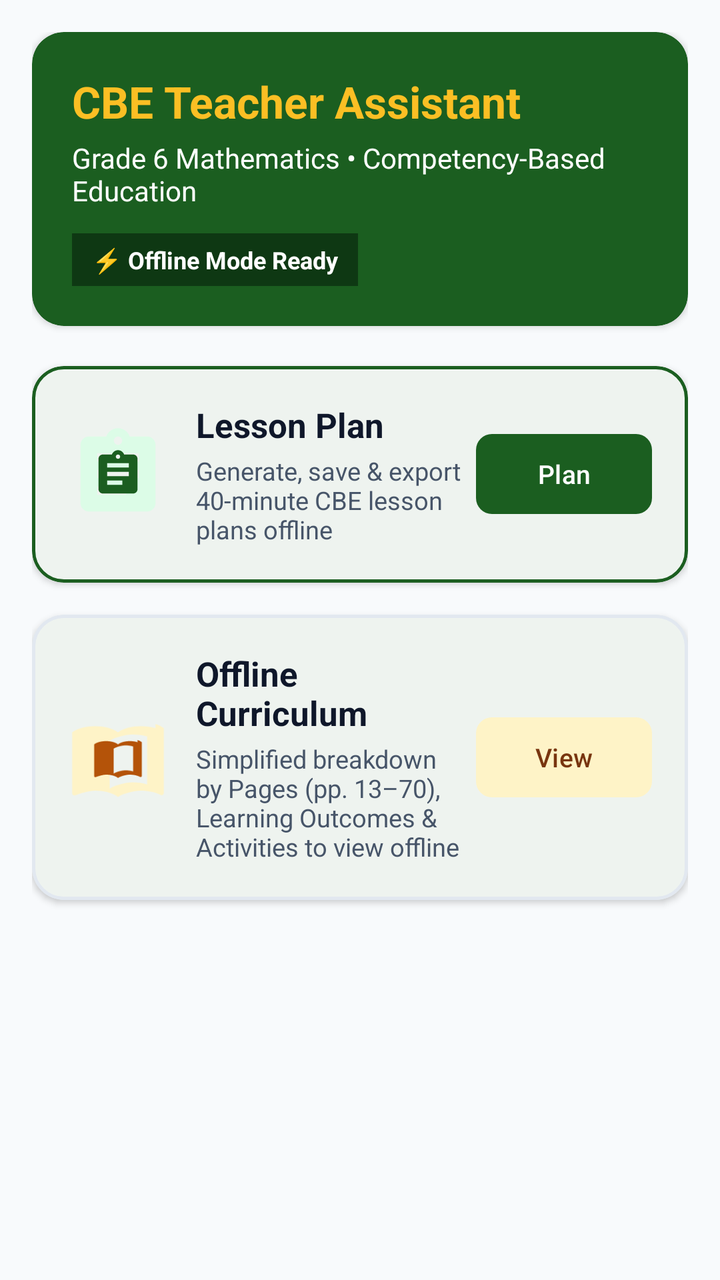
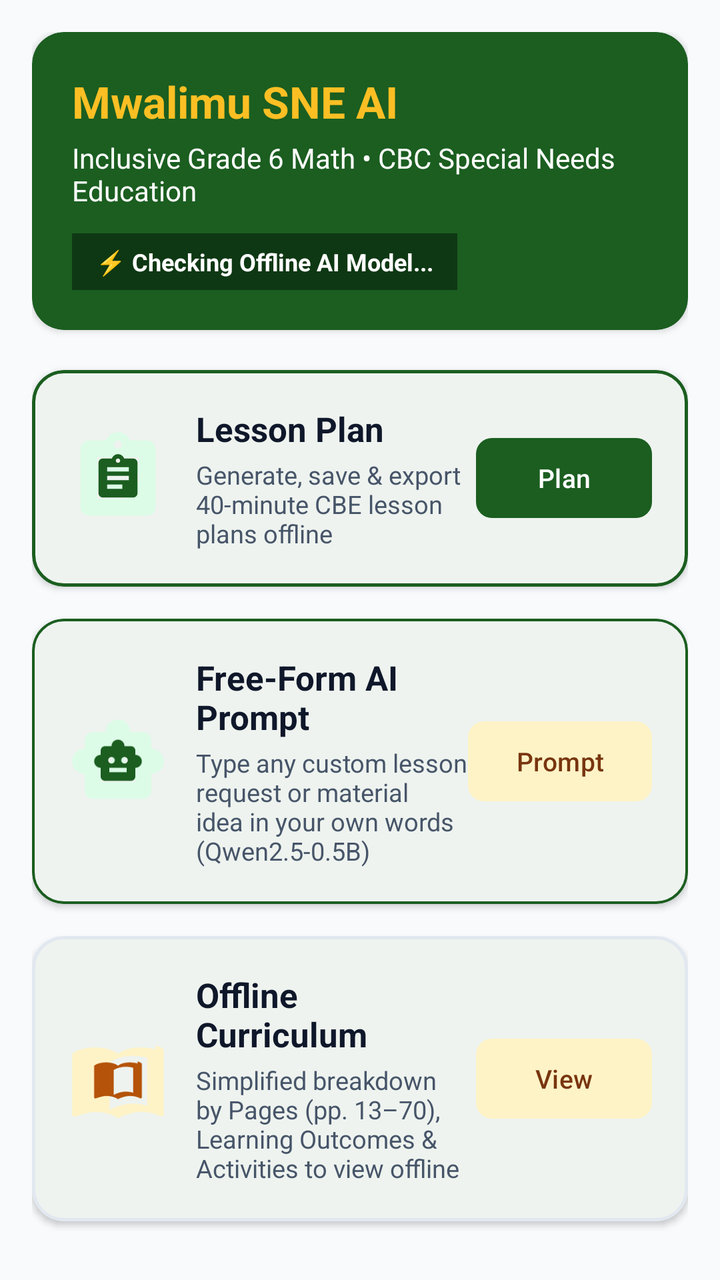

An Android layout rendered at two revisions. The XML below is the earlier revision; the diff shows what the commit changed to produce the second picture.
<!-- AndroidManifest.xml: application theme Theme.MwalimuAI -->
<!-- res/layout/fragment_home.xml -->
<?xml version="1.0" encoding="utf-8"?>
<androidx.core.widget.NestedScrollView xmlns:android="http://schemas.android.com/apk/res/android"
    xmlns:app="http://schemas.android.com/apk/res-auto"
    android:layout_width="match_parent"
    android:layout_height="match_parent"
    android:background="@color/background"
    android:fillViewport="true">

    <LinearLayout
        android:layout_width="match_parent"
        android:layout_height="wrap_content"
        android:orientation="vertical"
        android:padding="16dp">

        
        <com.google.android.material.card.MaterialCardView
            android:layout_width="match_parent"
            android:layout_height="wrap_content"
            android:layout_marginBottom="20dp"
            app:cardBackgroundColor="@color/primary"
            app:cardCornerRadius="16dp"
            app:cardElevation="2dp"
            app:strokeWidth="0dp">

            <LinearLayout
                android:layout_width="match_parent"
                android:layout_height="wrap_content"
                android:orientation="vertical"
                android:padding="20dp">

                <TextView
                    android:layout_width="wrap_content"
                    android:layout_height="wrap_content"
                    android:text="CBE Teacher Assistant"
                    android:textColor="@color/secondary_light"
                    android:textSize="22sp"
                    android:textStyle="bold" />

                <TextView
                    android:layout_width="wrap_content"
                    android:layout_height="wrap_content"
                    android:layout_marginTop="4dp"
                    android:text="Grade 6 Mathematics • Competency-Based Education"
                    android:textColor="@color/white"
                    android:textSize="14sp" />

                
                <LinearLayout
                    android:layout_width="wrap_content"
                    android:layout_height="wrap_content"
                    android:layout_marginTop="12dp"
                    android:background="@color/primary_dark"
                    android:gravity="center_vertical"
                    android:orientation="horizontal"
                    android:paddingHorizontal="10dp"
                    android:paddingVertical="5dp">

                    <TextView
                        android:id="@+id/tvModelBadge"
                        android:layout_width="wrap_content"
                        android:layout_height="wrap_content"
                        android:text="⚡ Offline Mode Ready"
                        android:textColor="@color/white"
                        android:textSize="12sp"
                        android:textStyle="bold" />
                </LinearLayout>

            </LinearLayout>
        </com.google.android.material.card.MaterialCardView>

        
        <com.google.android.material.card.MaterialCardView
            android:id="@+id/cardQuickPlan"
            android:layout_width="match_parent"
            android:layout_height="wrap_content"
            android:layout_marginBottom="16dp"
            app:cardBackgroundColor="@color/surface"
            app:cardCornerRadius="16dp"
            app:cardElevation="2dp"
            app:strokeColor="@color/primary"
            app:strokeWidth="1.5dp">

            <LinearLayout
                android:layout_width="match_parent"
                android:layout_height="wrap_content"
                android:gravity="center_vertical"
                android:orientation="horizontal"
                android:padding="18dp">

                <ImageView
                    android:layout_width="50dp"
                    android:layout_height="50dp"
                    android:background="@drawable/ic_assignment"
                    android:backgroundTint="@color/primary_container"
                    android:padding="12dp"
                    android:src="@drawable/ic_assignment"
                    app:tint="@color/primary" />

                <LinearLayout
                    android:layout_width="0dp"
                    android:layout_height="wrap_content"
                    android:layout_marginStart="14dp"
                    android:layout_weight="1"
                    android:orientation="vertical">

                    <TextView
                        android:layout_width="wrap_content"
                        android:layout_height="wrap_content"
                        android:text="Lesson Plan"
                        android:textColor="@color/text_primary"
                        android:textSize="17sp"
                        android:textStyle="bold" />

                    <TextView
                        android:layout_width="wrap_content"
                        android:layout_height="wrap_content"
                        android:layout_marginTop="3dp"
                        android:text="Generate, save &amp; export 40-minute CBE lesson plans offline"
                        android:textColor="@color/text_secondary"
                        android:textSize="12.5sp" />
                </LinearLayout>

                <com.google.android.material.button.MaterialButton
                    android:layout_width="wrap_content"
                    android:layout_height="wrap_content"
                    android:clickable="false"
                    android:focusable="false"
                    android:text="Plan"
                    android:textSize="13sp"
                    app:cornerRadius="8dp" />
            </LinearLayout>
        </com.google.android.material.card.MaterialCardView>

        
        <com.google.android.material.card.MaterialCardView
            android:id="@+id/cardQuickCurriculum"
            android:layout_width="match_parent"
            android:layout_height="wrap_content"
            android:layout_marginBottom="16dp"
            app:cardBackgroundColor="@color/surface"
            app:cardCornerRadius="16dp"
            app:cardElevation="2dp"
            app:strokeColor="@color/border_light"
            app:strokeWidth="1.5dp">

            <LinearLayout
                android:layout_width="match_parent"
                android:layout_height="wrap_content"
                android:gravity="center_vertical"
                android:orientation="horizontal"
                android:padding="18dp">

                <ImageView
                    android:layout_width="50dp"
                    android:layout_height="50dp"
                    android:background="@drawable/ic_menu_book"
                    android:backgroundTint="@color/secondary_container"
                    android:padding="12dp"
                    android:src="@drawable/ic_menu_book"
                    app:tint="@color/secondary_dark" />

                <LinearLayout
                    android:layout_width="0dp"
                    android:layout_height="wrap_content"
                    android:layout_marginStart="14dp"
                    android:layout_weight="1"
                    android:orientation="vertical">

                    <TextView
                        android:layout_width="wrap_content"
                        android:layout_height="wrap_content"
                        android:text="Offline Curriculum"
                        android:textColor="@color/text_primary"
                        android:textSize="17sp"
                        android:textStyle="bold" />

                    <TextView
                        android:layout_width="wrap_content"
                        android:layout_height="wrap_content"
                        android:layout_marginTop="3dp"
                        android:text="Simplified breakdown by Pages (pp. 13–70), Learning Outcomes &amp; Activities to view offline"
                        android:textColor="@color/text_secondary"
                        android:textSize="12.5sp" />
                </LinearLayout>

                <com.google.android.material.button.MaterialButton
                    style="@style/Widget.Material3.Button.TonalButton"
                    android:layout_width="wrap_content"
                    android:layout_height="wrap_content"
                    android:clickable="false"
                    android:focusable="false"
                    android:text="View"
                    android:textSize="13sp"
                    app:cornerRadius="8dp" />
            </LinearLayout>
        </com.google.android.material.card.MaterialCardView>

    </LinearLayout>
</androidx.core.widget.NestedScrollView>
<!-- resources referenced by this layout -->
<resources>
  <color name="background">#F8FAFC</color>
  <color name="border_light">#E2E8F0</color>
  <color name="primary">#1B5E20</color>
  <color name="primary_container">#DCFCE7</color>
  <color name="primary_dark">#0E3813</color>
  <color name="secondary_container">#FEF3C7</color>
  <color name="secondary_dark">#B45309</color>
  <color name="secondary_light">#FBBF24</color>
  <color name="surface">#FFFFFF</color>
  <color name="text_primary">#0F172A</color>
  <color name="text_secondary">#475569</color>
  <color name="white">#FFFFFFFF</color>
  <!-- drawable ic_assignment (drawable) -->
  <vector xmlns:android="http://schemas.android.com/apk/res/android"
      android:width="24dp"
      android:height="24dp"
      android:viewportWidth="24"
      android:viewportHeight="24">
    <path
        android:fillColor="@android:color/white"
        android:pathData="M19,3h-4.18C14.4,1.84 13.3,1 12,1c-1.3,0 -2.4,0.84 -2.82,2H5c-1.1,0 -2,0.9 -2,2v14c0,1.1 0.9,2 2,2h14c1.1,0 2,-0.9 2,-2V5c0,-1.1 -0.9,-2 -2,-2zM12,3c0.55,0 1,0.45 1,1s-0.45,1 -1,1 -1,-0.45 -1,-1 0.45,-1 1,-1zM14,17H7v-2h7v2zM17,13H7v-2h10v2zM17,9H7V7h10v2z"/>
  </vector>
  <!-- drawable ic_menu_book (drawable) -->
  <vector xmlns:android="http://schemas.android.com/apk/res/android"
      android:width="24dp"
      android:height="24dp"
      android:viewportWidth="24"
      android:viewportHeight="24">
    <path
        android:fillColor="@android:color/white"
        android:pathData="M21,5c-1.11,-0.35 -2.33,-0.5 -3.5,-0.5 -1.95,0 -4.05,0.4 -5.5,1.5 -1.45,-1.1 -3.55,-1.5 -5.5,-1.5 -1.95,0 -4.05,0.4 -5.5,1.5v14.65c0,0.25 0.25,0.5 0.5,0.5 0.1,0 0.15,-0.05 0.25,-0.05C3.2,20.6 5.05,20 6.5,20c1.95,0 4.05,0.4 5.5,1.5 1.35,-0.85 3.8,-1.5 5.5,-1.5 1.65,0 3.35,0.3 4.75,1.05 0.1,0.05 0.15,0.05 0.25,0.05 0.25,0 0.5,-0.25 0.5,-0.5V5c-0.6,-0.45 -1.25,-0.75 -2,-1zM19,18.5c-1.1,-0.35 -2.3,-0.5 -3.5,-0.5 -1.7,0 -4.15,0.65 -5.5,1.5V8c1.35,-0.85 3.8,-1.5 5.5,-1.5 1.2,0 2.4,0.15 3.5,0.5v11.5z"/>
  </vector>
  <color name="on_primary_container">#14532D</color>
  <color name="secondary">#D97706</color>
  <color name="on_secondary_container">#78350F</color>
  <color name="tertiary">#0284C7</color>
  <color name="tertiary_container">#E0F2FE</color>
  <color name="on_tertiary_container">#0369A1</color>
  <color name="surface_variant">#F1F5F9</color>
  <!-- unchanged entries left out for length: 1 -->
</resources>

<!-- the commit's change to res/layout/fragment_home.xml (unified diff, before → after) -->
@@ -31,7 +31,7 @@
                 <TextView
                     android:layout_width="wrap_content"
                     android:layout_height="wrap_content"
-                    android:text="CBE Teacher Assistant"
+                    android:text="Mwalimu SNE AI"
                     android:textColor="@color/secondary_light"
                     android:textSize="22sp"
                     android:textStyle="bold" />
@@ -40,26 +40,29 @@
                     android:layout_width="wrap_content"
                     android:layout_height="wrap_content"
                     android:layout_marginTop="4dp"
-                    android:text="Grade 6 Mathematics • Competency-Based Education"
+                    android:text="Inclusive Grade 6 Math • CBC Special Needs Education"
                     android:textColor="@color/white"
                     android:textSize="14sp" />
 
                 
                 <LinearLayout
+                    android:id="@+id/layoutModelStatusBadge"
                     android:layout_width="wrap_content"
                     android:layout_height="wrap_content"
                     android:layout_marginTop="12dp"
                     android:background="@color/primary_dark"
+                    android:clickable="true"
+                    android:focusable="true"
                     android:gravity="center_vertical"
                     android:orientation="horizontal"
-                    android:paddingHorizontal="10dp"
-                    android:paddingVertical="5dp">
+                    android:paddingHorizontal="12dp"
+                    android:paddingVertical="6dp">
 
                     <TextView
                         android:id="@+id/tvModelBadge"
                         android:layout_width="wrap_content"
                         android:layout_height="wrap_content"
-                        android:text="⚡ Offline Mode Ready"
+                        android:text="⚡ Checking Offline AI Model..."
                         android:textColor="@color/white"
                         android:textSize="12sp"
                         android:textStyle="bold" />
@@ -133,6 +136,70 @@
 
         
         <com.google.android.material.card.MaterialCardView
+            android:id="@+id/cardQuickAiPrompt"
+            android:layout_width="match_parent"
+            android:layout_height="wrap_content"
+            android:layout_marginBottom="16dp"
+            app:cardBackgroundColor="@color/surface"
+            app:cardCornerRadius="16dp"
+            app:cardElevation="2dp"
+            app:strokeColor="@color/primary"
+            app:strokeWidth="1.2dp">
+
+            <LinearLayout
+                android:layout_width="match_parent"
+                android:layout_height="wrap_content"
+                android:gravity="center_vertical"
+                android:orientation="horizontal"
+                android:padding="18dp">
+
+                <ImageView
+                    android:layout_width="50dp"
+                    android:layout_height="50dp"
+                    android:background="@drawable/ic_smart_toy"
+                    android:backgroundTint="@color/primary_container"
+                    android:padding="12dp"
+                    android:src="@drawable/ic_smart_toy"
+                    app:tint="@color/primary" />
+
+                <LinearLayout
+                    android:layout_width="0dp"
+                    android:layout_height="wrap_content"
+                    android:layout_marginStart="14dp"
+                    android:layout_weight="1"
+                    android:orientation="vertical">
+
+                    <TextView
+                        android:layout_width="wrap_content"
+                        android:layout_height="wrap_content"
+                        android:text="Free-Form AI Prompt"
+                        android:textColor="@color/text_primary"
+                        android:textSize="17sp"
+                        android:textStyle="bold" />
+
+                    <TextView
+                        android:layout_width="wrap_content"
+                        android:layout_height="wrap_content"
+                        android:layout_marginTop="3dp"
+                        android:text="Type any custom lesson request or material idea in your own words (Qwen2.5-0.5B)"
+                        android:textColor="@color/text_secondary"
+                        android:textSize="12.5sp" />
+                </LinearLayout>
+
+                <com.google.android.material.button.MaterialButton
+                    style="@style/Widget.Material3.Button.TonalButton"
+                    android:layout_width="wrap_content"
+                    android:layout_height="wrap_content"
+                    android:clickable="false"
+                    android:focusable="false"
+                    android:text="Prompt"
+                    android:textSize="13sp"
+                    app:cornerRadius="8dp" />
+            </LinearLayout>
+        </com.google.android.material.card.MaterialCardView>
+
+        
+        <com.google.android.material.card.MaterialCardView
             android:id="@+id/cardQuickCurriculum"
             android:layout_width="match_parent"
             android:layout_height="wrap_content"
<!-- resource entries referenced after the edit -->
@@ -32,6 +32,16 @@
         android:fillColor="@android:color/white"
         android:pathData="M21,5c-1.11,-0.35 -2.33,-0.5 -3.5,-0.5 -1.95,0 -4.05,0.4 -5.5,1.5 -1.45,-1.1 -3.55,-1.5 -5.5,-1.5 -1.95,0 -4.05,0.4 -5.5,1.5v14.65c0,0.25 0.25,0.5 0.5,0.5 0.1,0 0.15,-0.05 0.25,-0.05C3.2,20.6 5.05,20 6.5,20c1.95,0 4.05,0.4 5.5,1.5 1.35,-0.85 3.8,-1.5 5.5,-1.5 1.65,0 3.35,0.3 4.75,1.05 0.1,0.05 0.15,0.05 0.25,0.05 0.25,0 0.5,-0.25 0.5,-0.5V5c-0.6,-0.45 -1.25,-0.75 -2,-1zM19,18.5c-1.1,-0.35 -2.3,-0.5 -3.5,-0.5 -1.7,0 -4.15,0.65 -5.5,1.5V8c1.35,-0.85 3.8,-1.5 5.5,-1.5 1.2,0 2.4,0.15 3.5,0.5v11.5z"/>
   </vector>
+  <!-- drawable ic_smart_toy (drawable) -->
+  <vector xmlns:android="http://schemas.android.com/apk/res/android"
+      android:width="24dp"
+      android:height="24dp"
+      android:viewportWidth="24"
+      android:viewportHeight="24">
+    <path
+        android:fillColor="@android:color/white"
+        android:pathData="M20,9V7c0,-1.1 -0.9,-2 -2,-2h-3c0,-1.66 -1.34,-3 -3,-3S9,3.34 9,5H6C4.9,5 4,5.9 4,7v2c-1.66,0 -3,1.34 -3,3s1.34,3 3,3v4c0,1.1 0.9,2 2,2h12c1.1,0 2,-0.9 2,-2v-4c1.66,0 3,-1.34 3,-3s-1.34,-3 -3,-3zM7.5,11.5c0,-0.83 0.67,-1.5 1.5,-1.5s1.5,0.67 1.5,1.5S9.83,13 9,13s-1.5,-0.67 -1.5,-1.5zM16,17H8v-2h8v2zM15,13c-0.83,0 -1.5,-0.67 -1.5,-1.5s0.67,-1.5 1.5,-1.5 1.5,0.67 1.5,1.5 -0.67,1.5 -1.5,1.5z"/>
+  </vector>
   <color name="on_primary_container">#14532D</color>
   <color name="secondary">#D97706</color>
   <color name="on_secondary_container">#78350F</color>
